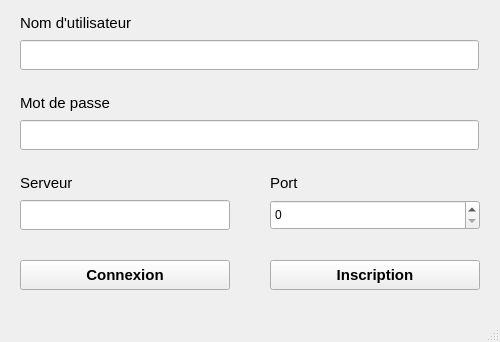
First picture: the form in User/viewUser.ui, repository edri/ProjetChat2015, before the edit.
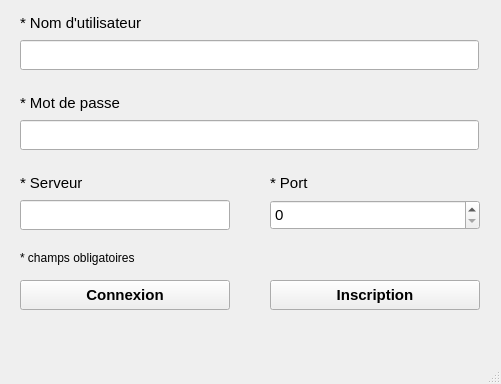
Second picture: the form after the edit.

Commit message: connexion au serveur

What changed in the file:
```diff
--- a/User/viewUser.ui
+++ b/User/viewUser.ui
@@ -6,8 +6,8 @@
    <rect>
     <x>0</x>
     <y>0</y>
-    <width>500</width>
-    <height>342</height>
+    <width>501</width>
+    <height>384</height>
    </rect>
   </property>
   <property name="windowTitle">
@@ -18,7 +18,7 @@
     <property name="geometry">
      <rect>
       <x>270</x>
-      <y>260</y>
+      <y>280</y>
       <width>210</width>
       <height>30</height>
      </rect>
@@ -34,7 +34,7 @@
      <string>Inscription</string>
     </property>
    </widget>
-   <widget class="QLabel" name="label_3">
+   <widget class="QLabel" name="lbl_server">
     <property name="geometry">
      <rect>
       <x>20</x>
@@ -49,10 +49,10 @@
      </font>
     </property>
     <property name="text">
-     <string>Serveur</string>
+     <string>* Serveur</string>
     </property>
    </widget>
-   <widget class="QLabel" name="label">
+   <widget class="QLabel" name="lbl_userName">
     <property name="enabled">
      <bool>true</bool>
     </property>
@@ -82,10 +82,10 @@
      </font>
     </property>
     <property name="text">
-     <string>Nom d'utilisateur</string>
+     <string>* Nom d'utilisateur</string>
     </property>
    </widget>
-   <widget class="QLabel" name="label_4">
+   <widget class="QLabel" name="lbl_port">
     <property name="geometry">
      <rect>
       <x>270</x>
@@ -100,10 +100,10 @@
      </font>
     </property>
     <property name="text">
-     <string>Port</string>
+     <string>* Port</string>
     </property>
    </widget>
-   <widget class="QLabel" name="label_2">
+   <widget class="QLabel" name="lbl_password">
     <property name="geometry">
      <rect>
       <x>20</x>
@@ -124,14 +124,14 @@
      </font>
     </property>
     <property name="text">
-     <string>Mot de passe</string>
+     <string>* Mot de passe</string>
     </property>
    </widget>
    <widget class="QPushButton" name="btn_connexion">
     <property name="geometry">
      <rect>
       <x>20</x>
-      <y>260</y>
+      <y>280</y>
       <width>210</width>
       <height>30</height>
      </rect>
@@ -147,7 +147,7 @@
      <string>Connexion</string>
     </property>
    </widget>
-   <widget class="QLineEdit" name="ldt_Username">
+   <widget class="QLineEdit" name="ldt_username">
     <property name="geometry">
      <rect>
       <x>20</x>
@@ -186,6 +186,63 @@
      <string/>
     </property>
    </widget>
+   <widget class="QSpinBox" name="spinBox">
+    <property name="geometry">
+     <rect>
+      <x>270</x>
+      <y>200</y>
+      <width>210</width>
+      <height>30</height>
+     </rect>
+    </property>
+    <property name="font">
+     <font>
+      <pointsize>11</pointsize>
+     </font>
+    </property>
+    <property name="maximum">
+     <number>65536</number>
+    </property>
+   </widget>
+   <widget class="QLabel" name="lbl_info">
+    <property name="geometry">
+     <rect>
+      <x>20</x>
+      <y>320</y>
+      <width>459</width>
+      <height>25</height>
+     </rect>
+    </property>
+    <property name="maximumSize">
+     <size>
+      <width>500</width>
+      <height>25</height>
+     </size>
+    </property>
+    <property name="font">
+     <font>
+      <pointsize>8</pointsize>
+      <weight>75</weight>
+      <bold>true</bold>
+     </font>
+    </property>
+    <property name="text">
+     <string/>
+    </property>
+   </widget>
+   <widget class="QLabel" name="label">
+    <property name="geometry">
+     <rect>
+      <x>20</x>
+      <y>250</y>
+      <width>201</width>
+      <height>16</height>
+     </rect>
+    </property>
+    <property name="text">
+     <string>* champs obligatoires</string>
+    </property>
+   </widget>
    <widget class="QLineEdit" name="ldt_password">
     <property name="geometry">
      <rect>
@@ -197,7 +254,7 @@
     </property>
     <property name="maximumSize">
      <size>
-      <width>16777215</width>
+      <width>500</width>
       <height>30</height>
      </size>
     </property>
@@ -206,30 +263,17 @@
       <pointsize>11</pointsize>
      </font>
     </property>
-    <property name="inputMethodHints">
-     <set>Qt::ImhHiddenText|Qt::ImhNoAutoUppercase|Qt::ImhNoPredictiveText|Qt::ImhSensitiveData</set>
-    </property>
     <property name="echoMode">
      <enum>QLineEdit::Password</enum>
     </property>
    </widget>
-   <widget class="QSpinBox" name="spinBox">
-    <property name="geometry">
-     <rect>
-      <x>270</x>
-      <y>200</y>
-      <width>210</width>
-      <height>30</height>
-     </rect>
-    </property>
-   </widget>
   </widget>
   <widget class="QMenuBar" name="menuBar">
    <property name="geometry">
     <rect>
      <x>0</x>
      <y>0</y>
-     <width>500</width>
+     <width>501</width>
      <height>21</height>
     </rect>
    </property>
```
The commit also changes 6 other files.
